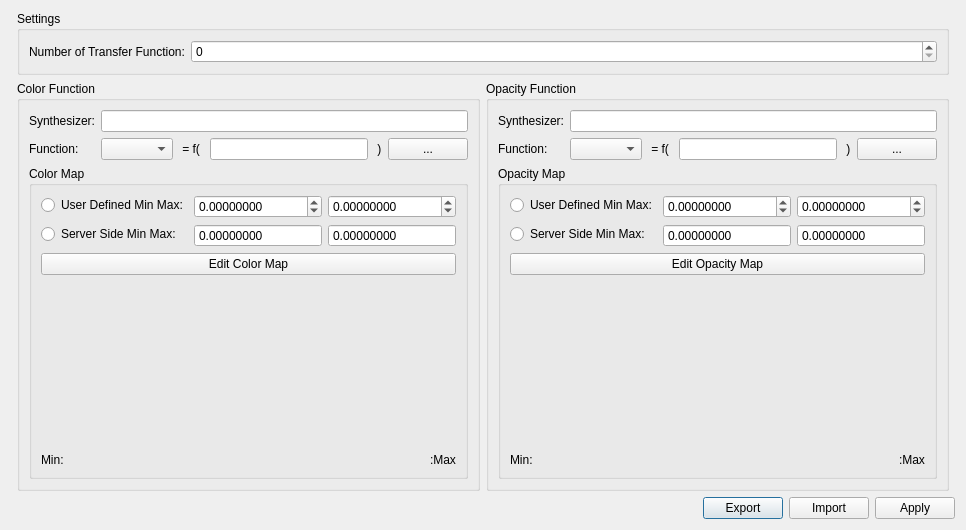
CCSEPBVR/CS-IS-PBVR, file Client/Widgets/TransferFunctionEditor.ui: the form before one commit.
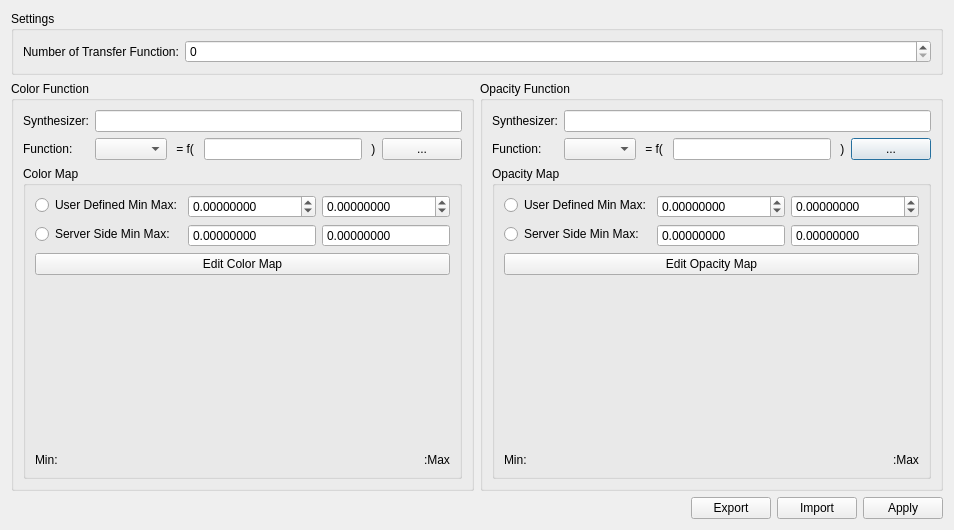
The form after the commit. Custom widgets are drawn as their Qt base class.

What changed in the file:
```diff
--- a/Client/Widgets/TransferFunctionEditor.ui
+++ b/Client/Widgets/TransferFunctionEditor.ui
@@ -6,270 +6,15 @@
    <rect>
     <x>0</x>
     <y>0</y>
-    <width>772</width>
+    <width>764</width>
     <height>474</height>
    </rect>
   </property>
   <property name="windowTitle">
    <string>Transfer Function Editor</string>
   </property>
-  <layout class="QGridLayout" name="gridLayout">
-   <item row="2" column="0" colspan="4">
-    <layout class="QHBoxLayout" name="horizontalLayout">
-     <item>
-      <spacer name="horizontalSpacer">
-       <property name="orientation">
-        <enum>Qt::Horizontal</enum>
-       </property>
-       <property name="sizeHint" stdset="0">
-        <size>
-         <width>40</width>
-         <height>20</height>
-        </size>
-       </property>
-      </spacer>
-     </item>
-     <item>
-      <widget class="QPushButton" name="exportPushButton">
-       <property name="text">
-        <string>Export</string>
-       </property>
-      </widget>
-     </item>
-     <item>
-      <widget class="QPushButton" name="importPushButton">
-       <property name="text">
-        <string>Import</string>
-       </property>
-      </widget>
-     </item>
-     <item>
-      <widget class="QPushButton" name="applyPushButton">
-       <property name="text">
-        <string>Apply</string>
-       </property>
-      </widget>
-     </item>
-    </layout>
-   </item>
-   <item row="1" column="1">
-    <widget class="QGroupBox" name="groupBox_2">
-     <property name="sizePolicy">
-      <sizepolicy hsizetype="Preferred" vsizetype="Preferred">
-       <horstretch>0</horstretch>
-       <verstretch>0</verstretch>
-      </sizepolicy>
-     </property>
-     <property name="title">
-      <string>Color Function</string>
-     </property>
-     <layout class="QGridLayout" name="gridLayout_4">
-      <item row="1" column="4">
-       <widget class="QLineEdit" name="colorFunctionVariableLineEdit"/>
-      </item>
-      <item row="0" column="0" colspan="2">
-       <widget class="QLabel" name="colorSynthesizerLabel">
-        <property name="text">
-         <string>Synthesizer:</string>
-        </property>
-       </widget>
-      </item>
-      <item row="1" column="5">
-       <widget class="QLabel" name="label_4">
-        <property name="text">
-         <string> )</string>
-        </property>
-       </widget>
-      </item>
-      <item row="0" column="2" colspan="5">
-       <widget class="QLineEdit" name="colorSynthesizerLineEdit"/>
-      </item>
-      <item row="1" column="2">
-       <widget class="QComboBox" name="colorFunctionComboBox"/>
-      </item>
-      <item row="1" column="6">
-       <widget class="QPushButton" name="colorFunctionVariableEditorPushButton">
-        <property name="sizePolicy">
-         <sizepolicy hsizetype="Minimum" vsizetype="Fixed">
-          <horstretch>0</horstretch>
-          <verstretch>0</verstretch>
-         </sizepolicy>
-        </property>
-        <property name="text">
-         <string>...</string>
-        </property>
-       </widget>
-      </item>
-      <item row="1" column="0" colspan="2">
-       <widget class="QLabel" name="colorLabelFunction">
-        <property name="text">
-         <string>Function:</string>
-        </property>
-       </widget>
-      </item>
-      <item row="1" column="3">
-       <widget class="QLabel" name="label_3">
-        <property name="text">
-         <string> = f( </string>
-        </property>
-       </widget>
-      </item>
-      <item row="2" column="0" colspan="7">
-       <widget class="QGroupBox" name="colorMapGroupBox">
-        <property name="sizePolicy">
-         <sizepolicy hsizetype="Preferred" vsizetype="Preferred">
-          <horstretch>0</horstretch>
-          <verstretch>0</verstretch>
-         </sizepolicy>
-        </property>
-        <property name="title">
-         <string>Color Map</string>
-        </property>
-        <layout class="QGridLayout" name="gridLayout_3">
-         <item row="4" column="0" alignment="Qt::AlignLeft">
-          <widget class="QLabel" name="colorMinLabel">
-           <property name="text">
-            <string>Min:</string>
-           </property>
-          </widget>
-         </item>
-         <item row="4" column="1" alignment="Qt::AlignRight">
-          <widget class="QLabel" name="colorMaxLabel">
-           <property name="text">
-            <string>:Max</string>
-           </property>
-          </widget>
-         </item>
-         <item row="3" column="0" colspan="2">
-          <widget class="Histogram" name="colorHistogram" native="true">
-           <property name="minimumSize">
-            <size>
-             <width>0</width>
-             <height>80</height>
-            </size>
-           </property>
-          </widget>
-         </item>
-         <item row="2" column="0" colspan="2">
-          <widget class="ColorMap" name="colorMap" native="true">
-           <property name="minimumSize">
-            <size>
-             <width>0</width>
-             <height>80</height>
-            </size>
-           </property>
-          </widget>
-         </item>
-         <item row="1" column="0" colspan="2">
-          <widget class="QPushButton" name="colorMapEditPushButton">
-           <property name="text">
-            <string>Edit Color Map</string>
-           </property>
-          </widget>
-         </item>
-         <item row="0" column="0" colspan="2">
-          <layout class="QFormLayout" name="formLayout">
-           <item row="0" column="0">
-            <widget class="QRadioButton" name="colorUserDefinedMinMaxRadioButton">
-             <property name="text">
-              <string>User Defined Min Max:</string>
-             </property>
-            </widget>
-           </item>
-           <item row="0" column="1">
-            <layout class="QHBoxLayout" name="horizontalLayout_2">
-             <item>
-              <widget class="QDoubleSpinBox" name="colorUserDefinedMinDoubleSpinBox">
-               <property name="decimals">
-                <number>8</number>
-               </property>
-               <property name="minimum">
-                <double>-100000000000000000.000000000000000</double>
-               </property>
-               <property name="maximum">
-                <double>100000000000000000.000000000000000</double>
-               </property>
-               <property name="singleStep">
-                <double>0.100000000000000</double>
-               </property>
-              </widget>
-             </item>
-             <item>
-              <widget class="QDoubleSpinBox" name="colorUserDefinedMaxDoubleSpinBox">
-               <property name="decimals">
-                <number>8</number>
-               </property>
-               <property name="minimum">
-                <double>-100000000000000000.000000000000000</double>
-               </property>
-               <property name="maximum">
-                <double>100000000000000000.000000000000000</double>
-               </property>
-               <property name="singleStep">
-                <double>0.100000000000000</double>
-               </property>
-              </widget>
-             </item>
-            </layout>
-           </item>
-           <item row="1" column="0">
-            <widget class="QRadioButton" name="colorServerSideMinMaxRadioButton">
-             <property name="text">
-              <string>Server Side Min Max:</string>
-             </property>
-            </widget>
-           </item>
-           <item row="1" column="1">
-            <layout class="QHBoxLayout" name="horizontalLayout_3">
-             <item>
-              <widget class="QDoubleSpinBox" name="colorServerSideMinDoubleSpinBox">
-               <property name="buttonSymbols">
-                <enum>QAbstractSpinBox::NoButtons</enum>
-               </property>
-               <property name="decimals">
-                <number>8</number>
-               </property>
-               <property name="minimum">
-                <double>-100000000000000000.000000000000000</double>
-               </property>
-               <property name="maximum">
-                <double>100000000000000000.000000000000000</double>
-               </property>
-               <property name="singleStep">
-                <double>0.100000000000000</double>
-               </property>
-              </widget>
-             </item>
-             <item>
-              <widget class="QDoubleSpinBox" name="colorServerSideMaxDoubleSpinBox">
-               <property name="buttonSymbols">
-                <enum>QAbstractSpinBox::NoButtons</enum>
-               </property>
-               <property name="decimals">
-                <number>8</number>
-               </property>
-               <property name="minimum">
-                <double>-100000000000000000.000000000000000</double>
-               </property>
-               <property name="maximum">
-                <double>100000000000000000.000000000000000</double>
-               </property>
-               <property name="singleStep">
-                <double>0.100000000000000</double>
-               </property>
-              </widget>
-             </item>
-            </layout>
-           </item>
-          </layout>
-         </item>
-        </layout>
-       </widget>
-      </item>
-     </layout>
-    </widget>
-   </item>
-   <item row="1" column="2">
+  <layout class="QGridLayout" name="gridLayout" rowstretch="0,0,1,1">
+   <item row="2" column="2">
     <widget class="QGroupBox" name="groupBox_4">
      <property name="sizePolicy">
       <sizepolicy hsizetype="Preferred" vsizetype="Preferred">
@@ -440,6 +185,9 @@
             <layout class="QHBoxLayout" name="horizontalLayout_5">
              <item>
               <widget class="QDoubleSpinBox" name="opacityServerSideMinDoubleSpinBox">
+               <property name="readOnly">
+                <bool>true</bool>
+               </property>
                <property name="buttonSymbols">
                 <enum>QAbstractSpinBox::NoButtons</enum>
                </property>
@@ -489,6 +237,267 @@
      </layout>
     </widget>
    </item>
+   <item row="2" column="1">
+    <widget class="QGroupBox" name="groupBox_2">
+     <property name="sizePolicy">
+      <sizepolicy hsizetype="Preferred" vsizetype="Preferred">
+       <horstretch>0</horstretch>
+       <verstretch>0</verstretch>
+      </sizepolicy>
+     </property>
+     <property name="title">
+      <string>Color Function</string>
+     </property>
+     <layout class="QGridLayout" name="gridLayout_4">
+      <item row="1" column="4">
+       <widget class="QLineEdit" name="colorFunctionVariableLineEdit"/>
+      </item>
+      <item row="0" column="0" colspan="2">
+       <widget class="QLabel" name="colorSynthesizerLabel">
+        <property name="text">
+         <string>Synthesizer:</string>
+        </property>
+       </widget>
+      </item>
+      <item row="1" column="5">
+       <widget class="QLabel" name="label_4">
+        <property name="text">
+         <string> )</string>
+        </property>
+       </widget>
+      </item>
+      <item row="0" column="2" colspan="5">
+       <widget class="QLineEdit" name="colorSynthesizerLineEdit"/>
+      </item>
+      <item row="1" column="2">
+       <widget class="QComboBox" name="colorFunctionComboBox"/>
+      </item>
+      <item row="1" column="6">
+       <widget class="QPushButton" name="colorFunctionVariableEditorPushButton">
+        <property name="sizePolicy">
+         <sizepolicy hsizetype="Minimum" vsizetype="Fixed">
+          <horstretch>0</horstretch>
+          <verstretch>0</verstretch>
+         </sizepolicy>
+        </property>
+        <property name="text">
+         <string>...</string>
+        </property>
+       </widget>
+      </item>
+      <item row="1" column="0" colspan="2">
+       <widget class="QLabel" name="colorLabelFunction">
+        <property name="text">
+         <string>Function:</string>
+        </property>
+       </widget>
+      </item>
+      <item row="1" column="3">
+       <widget class="QLabel" name="label_3">
+        <property name="text">
+         <string> = f( </string>
+        </property>
+       </widget>
+      </item>
+      <item row="2" column="0" colspan="7">
+       <widget class="QGroupBox" name="colorMapGroupBox">
+        <property name="sizePolicy">
+         <sizepolicy hsizetype="Preferred" vsizetype="Preferred">
+          <horstretch>0</horstretch>
+          <verstretch>0</verstretch>
+         </sizepolicy>
+        </property>
+        <property name="title">
+         <string>Color Map</string>
+        </property>
+        <layout class="QGridLayout" name="gridLayout_3">
+         <item row="4" column="0" alignment="Qt::AlignLeft">
+          <widget class="QLabel" name="colorMinLabel">
+           <property name="text">
+            <string>Min:</string>
+           </property>
+          </widget>
+         </item>
+         <item row="4" column="1" alignment="Qt::AlignRight">
+          <widget class="QLabel" name="colorMaxLabel">
+           <property name="text">
+            <string>:Max</string>
+           </property>
+          </widget>
+         </item>
+         <item row="3" column="0" colspan="2">
+          <widget class="Histogram" name="colorHistogram" native="true">
+           <property name="minimumSize">
+            <size>
+             <width>0</width>
+             <height>80</height>
+            </size>
+           </property>
+          </widget>
+         </item>
+         <item row="2" column="0" colspan="2">
+          <widget class="ColorMap" name="colorMap" native="true">
+           <property name="minimumSize">
+            <size>
+             <width>0</width>
+             <height>80</height>
+            </size>
+           </property>
+          </widget>
+         </item>
+         <item row="1" column="0" colspan="2">
+          <widget class="QPushButton" name="colorMapEditPushButton">
+           <property name="text">
+            <string>Edit Color Map</string>
+           </property>
+          </widget>
+         </item>
+         <item row="0" column="0" colspan="2">
+          <layout class="QFormLayout" name="formLayout">
+           <item row="0" column="0">
+            <widget class="QRadioButton" name="colorUserDefinedMinMaxRadioButton">
+             <property name="text">
+              <string>User Defined Min Max:</string>
+             </property>
+            </widget>
+           </item>
+           <item row="0" column="1">
+            <layout class="QHBoxLayout" name="horizontalLayout_2">
+             <item>
+              <widget class="QDoubleSpinBox" name="colorUserDefinedMinDoubleSpinBox">
+               <property name="decimals">
+                <number>8</number>
+               </property>
+               <property name="minimum">
+                <double>-100000000000000000.000000000000000</double>
+               </property>
+               <property name="maximum">
+                <double>100000000000000000.000000000000000</double>
+               </property>
+               <property name="singleStep">
+                <double>0.100000000000000</double>
+               </property>
+              </widget>
+             </item>
+             <item>
+              <widget class="QDoubleSpinBox" name="colorUserDefinedMaxDoubleSpinBox">
+               <property name="decimals">
+                <number>8</number>
+               </property>
+               <property name="minimum">
+                <double>-100000000000000000.000000000000000</double>
+               </property>
+               <property name="maximum">
+                <double>100000000000000000.000000000000000</double>
+               </property>
+               <property name="singleStep">
+                <double>0.100000000000000</double>
+               </property>
+              </widget>
+             </item>
+            </layout>
+           </item>
+           <item row="1" column="0">
+            <widget class="QRadioButton" name="colorServerSideMinMaxRadioButton">
+             <property name="text">
+              <string>Server Side Min Max:</string>
+             </property>
+            </widget>
+           </item>
+           <item row="1" column="1">
+            <layout class="QHBoxLayout" name="horizontalLayout_3">
+             <item>
+              <widget class="QDoubleSpinBox" name="colorServerSideMinDoubleSpinBox">
+               <property name="readOnly">
+                <bool>true</bool>
+               </property>
+               <property name="buttonSymbols">
+                <enum>QAbstractSpinBox::NoButtons</enum>
+               </property>
+               <property name="decimals">
+                <number>8</number>
+               </property>
+               <property name="minimum">
+                <double>-100000000000000000.000000000000000</double>
+               </property>
+               <property name="maximum">
+                <double>100000000000000000.000000000000000</double>
+               </property>
+               <property name="singleStep">
+                <double>0.100000000000000</double>
+               </property>
+              </widget>
+             </item>
+             <item>
+              <widget class="QDoubleSpinBox" name="colorServerSideMaxDoubleSpinBox">
+               <property name="readOnly">
+                <bool>true</bool>
+               </property>
+               <property name="buttonSymbols">
+                <enum>QAbstractSpinBox::NoButtons</enum>
+               </property>
+               <property name="decimals">
+                <number>8</number>
+               </property>
+               <property name="minimum">
+                <double>-100000000000000000.000000000000000</double>
+               </property>
+               <property name="maximum">
+                <double>100000000000000000.000000000000000</double>
+               </property>
+               <property name="singleStep">
+                <double>0.100000000000000</double>
+               </property>
+              </widget>
+             </item>
+            </layout>
+           </item>
+          </layout>
+         </item>
+        </layout>
+       </widget>
+      </item>
+     </layout>
+    </widget>
+   </item>
+   <item row="3" column="1" colspan="2">
+    <layout class="QHBoxLayout" name="horizontalLayout">
+     <item>
+      <spacer name="horizontalSpacer">
+       <property name="orientation">
+        <enum>Qt::Horizontal</enum>
+       </property>
+       <property name="sizeHint" stdset="0">
+        <size>
+         <width>40</width>
+         <height>20</height>
+        </size>
+       </property>
+      </spacer>
+     </item>
+     <item>
+      <widget class="QPushButton" name="exportPushButton">
+       <property name="text">
+        <string>Export</string>
+       </property>
+      </widget>
+     </item>
+     <item>
+      <widget class="QPushButton" name="importPushButton">
+       <property name="text">
+        <string>Import</string>
+       </property>
+      </widget>
+     </item>
+     <item>
+      <widget class="QPushButton" name="applyPushButton">
+       <property name="text">
+        <string>Apply</string>
+       </property>
+      </widget>
+     </item>
+    </layout>
+   </item>
    <item row="0" column="1" colspan="2">
     <widget class="QGroupBox" name="groupBox">
      <property name="sizePolicy">
```
Left out of the diff: 2 changed lines with no effect on the pictures.
